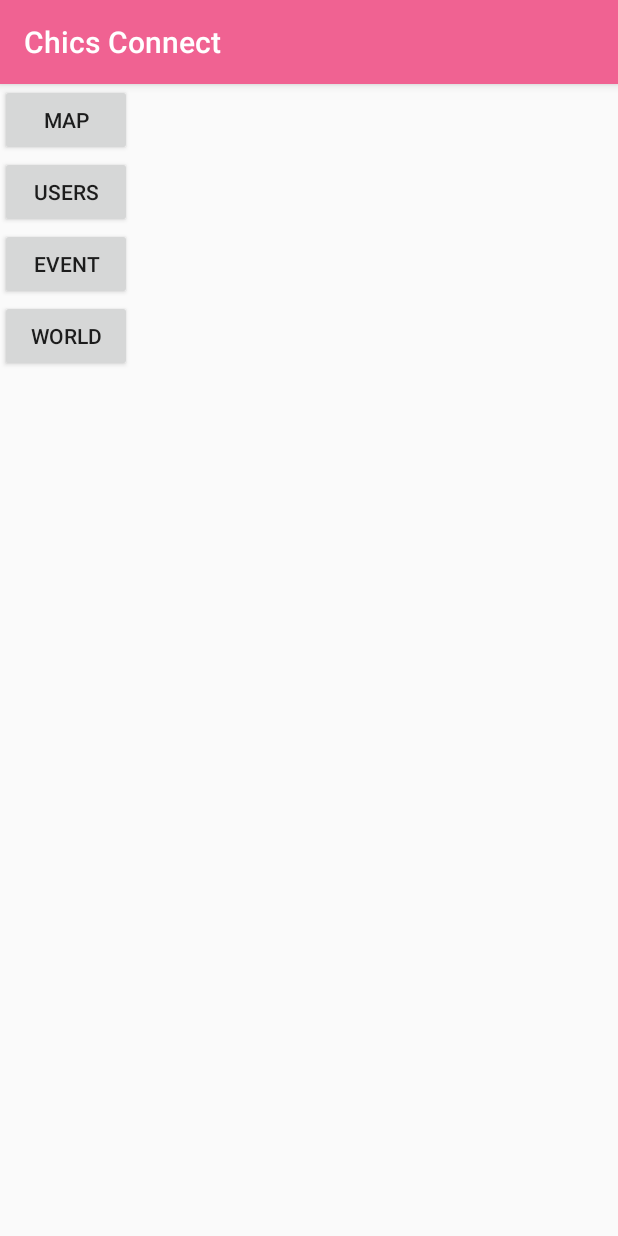
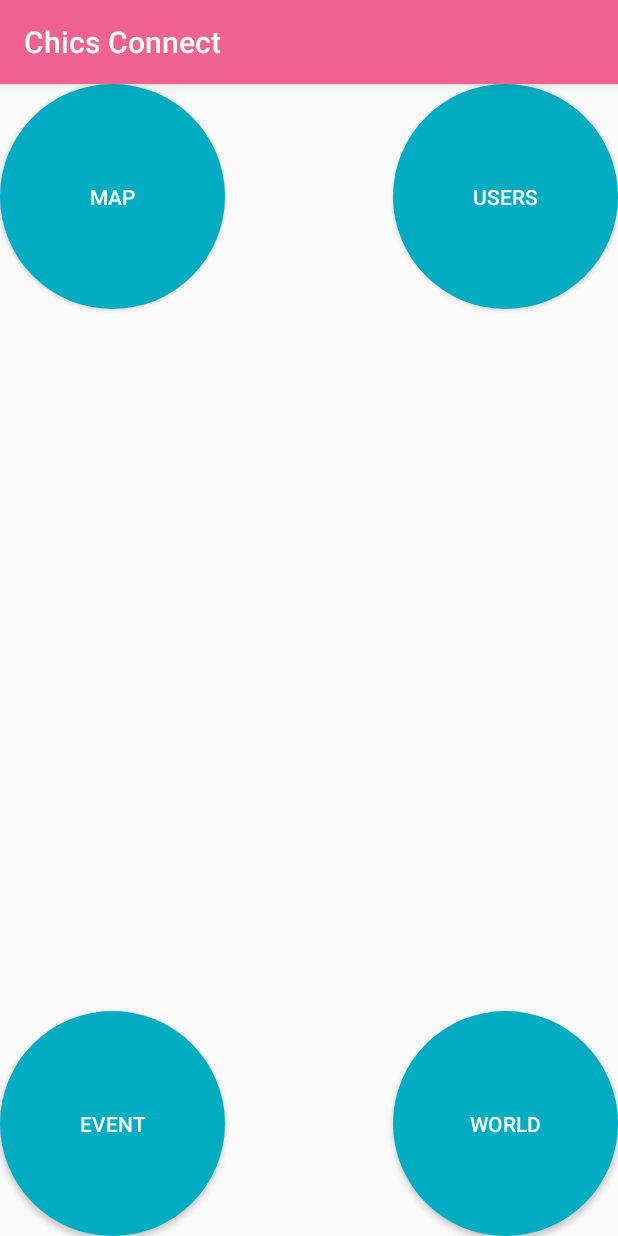
Before and after one commit to anandwana001/ChicsConnect, an Android app: the SplashActivity screen opened directly, with no data from a screen before it, on a phone screen of 412 x 824 dp. Run offline under Robolectric (Android 15) with nearby library versions, the phone set to English and light mode, and no system bars; our stand-ins replace ButterKnife, Firebase (no records; nobody signed in at launch, a user with empty details on screens opened directly).

Commit message:
bug fix: see post of all users

```diff
--- a/app/src/main/AndroidManifest.xml
+++ b/app/src/main/AndroidManifest.xml
@@ -5,6 +5,7 @@
     <uses-permission android:name="android.permission.INTERNET" />
     <uses-permission android:name="android.permission.ACCESS_FINE_LOCATION" />
     <uses-permission android:name="android.permission.ACCESS_NETWORK_STATE" />
+    <uses-permission android:name="android.permission.READ_EXTERNAL_STORAGE"/>
 
     <application
         android:allowBackup="true"
--- a/app/src/main/java/and/com/cswithandroid/ProfileActivity.java
+++ b/app/src/main/java/and/com/cswithandroid/ProfileActivity.java
@@ -126,7 +126,7 @@ public class ProfileActivity extends AppCompatActivity {
                 World.class,
                 R.layout.content_world_post,
                 WorldViewHolder.class,
-                databaseReferenceWorldPost.orderByChild("uid").equalTo(FirebaseAuth.getInstance().getCurrentUser().getUid())
+                databaseReferenceWorldPost.orderByChild("uid").equalTo(model.getUserUid())
         ) {
             @Override
             protected void populateViewHolder(WorldViewHolder viewHolder, final World model, final int position) {
--- /dev/null
+++ b/app/src/main/res/drawable/circle.xml
@@ -0,0 +1,11 @@
+<?xml version="1.0" encoding="utf-8"?>
+<shape xmlns:android="http://schemas.android.com/apk/res/android"
+    android:shape="oval">
+
+    <size
+        android:width="@dimen/user_icon_width"
+        android:height="@dimen/user_icon_height" />
+
+    <solid android:color="@color/cyan" />
+
+</shape>
--- a/app/src/main/res/layout/activity_splash.xml
+++ b/app/src/main/res/layout/activity_splash.xml
@@ -1,30 +1,44 @@
 <?xml version="1.0" encoding="utf-8"?>
-<LinearLayout xmlns:android="http://schemas.android.com/apk/res/android"
+<RelativeLayout xmlns:android="http://schemas.android.com/apk/res/android"
     android:orientation="vertical" android:layout_width="match_parent"
     android:layout_height="match_parent">
 
     <Button
         android:id="@+id/map"
-        android:layout_width="wrap_content"
-        android:layout_height="wrap_content"
-        android:text="@string/title_home"/>
+        android:layout_width="150dp"
+        android:layout_height="150dp"
+        android:text="@string/title_home"
+        android:textColor="@android:color/white"
+        android:background="@drawable/circle"/>
 
     <Button
         android:id="@+id/user"
-        android:layout_width="wrap_content"
-        android:layout_height="wrap_content"
-        android:text="@string/title_notifications"/>
+        android:layout_width="150dp"
+        android:layout_height="150dp"
+        android:text="@string/title_notifications"
+        android:textColor="@android:color/white"
+        android:background="@drawable/circle"
+        android:layout_alignParentTop="true"
+        android:layout_alignParentEnd="true" />
 
     <Button
         android:id="@+id/event"
-        android:layout_width="wrap_content"
-        android:layout_height="wrap_content"
-        android:text="@string/title_dashboard"/>
+        android:layout_width="150dp"
+        android:layout_height="150dp"
+        android:text="@string/title_dashboard"
+        android:textColor="@android:color/white"
+        android:background="@drawable/circle"
+        android:layout_alignParentBottom="true"
+        android:layout_alignParentStart="true" />
 
     <Button
         android:id="@+id/world"
-        android:layout_width="wrap_content"
-        android:layout_height="wrap_content"
-        android:text="@string/title_world"/>
+        android:layout_width="150dp"
+        android:layout_height="150dp"
+        android:text="@string/title_world"
+        android:textColor="@android:color/white"
+        android:background="@drawable/circle"
+        android:layout_alignParentBottom="true"
+        android:layout_alignParentEnd="true" />
 
-</LinearLayout>
+</RelativeLayout>
--- a/app/src/main/res/values/colors.xml
+++ b/app/src/main/res/values/colors.xml
@@ -3,6 +3,8 @@
     <color name="colorPrimary">#f06292</color>
     <color name="colorPrimaryDark">#ba2d65</color>
     <color name="colorAccent">#9e9e9e</color>
+
+    <color name="cyan">#00ACC1</color>
 
     <!-- Dark Text Color for Light Background -->
     <color name="textDarkPrimary">#DE000000</color> <!--DE for %87 opacity-->
--- a/app/src/main/res/values/dimens.xml
+++ b/app/src/main/res/values/dimens.xml
@@ -5,4 +5,6 @@
     <dimen name="app_bar_height">300dp</dimen>
     <dimen name="fab_margin">16dp</dimen>
     <dimen name="text_margin">16dp</dimen>
+    <dimen name="user_icon_width">36dp</dimen>
+    <dimen name="user_icon_height">36dp</dimen>
 </resources>
```
